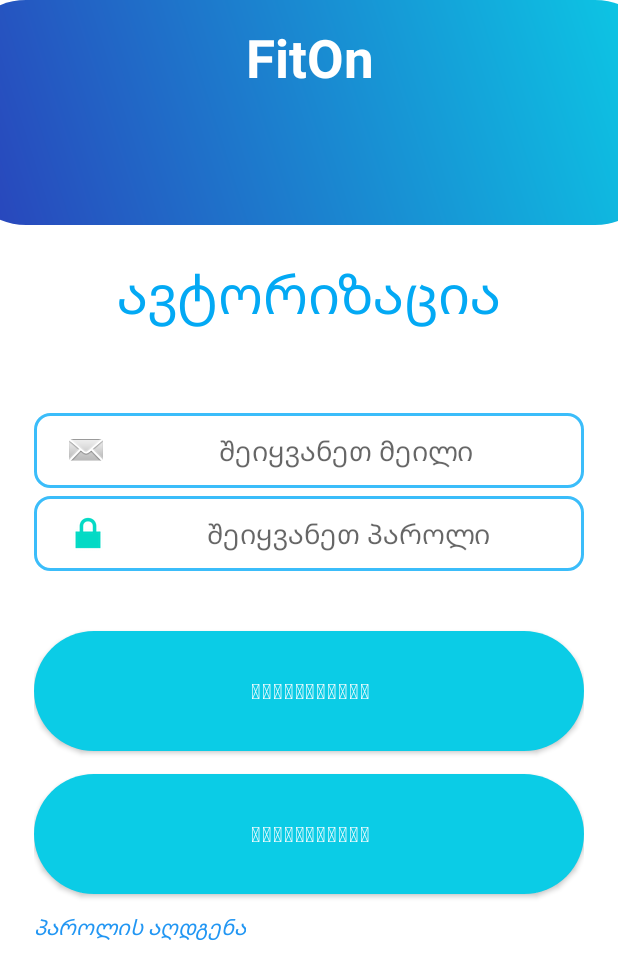
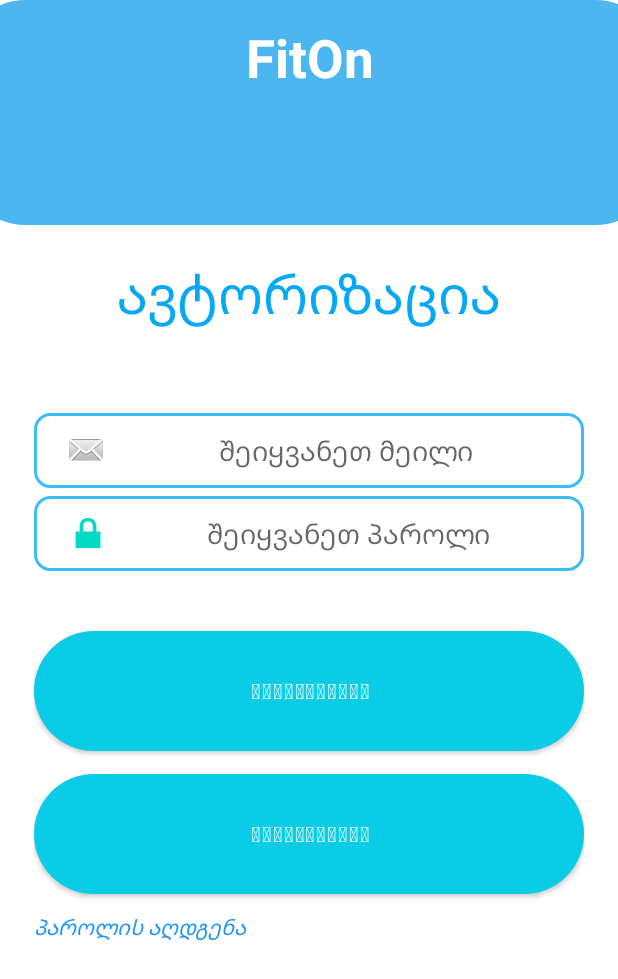
Before and after one commit to Tornike222/Finals, an Android app: the screen it shows after launch (LoginActivity), on a phone screen of 412 x 824 dp. Shown: the top 979 px of the screen. Run offline under Robolectric (Android 15) with nearby library versions, the phone set to English and light mode, and no system bars; our stand-ins replace Firebase (no records; nobody signed in at launch, a user with empty details on screens opened directly), navigation-ui.

Commit message:
wasashlelia esec

```diff
--- a/app/src/main/AndroidManifest.xml
+++ b/app/src/main/AndroidManifest.xml
@@ -12,7 +12,7 @@
         android:supportsRtl="true"
         android:theme="@style/Theme.Final">
         <activity
-            android:name=".MainActivity"
+            android:name=".MainActivity2"
             android:exported="true" />
         <activity
             android:name=".LoginActivity"
--- a/app/src/main/java/com/example/afinal/AuthFragments/LoginFragment.kt
+++ b/app/src/main/java/com/example/afinal/AuthFragments/LoginFragment.kt
@@ -11,8 +11,7 @@ import android.widget.TextView
 import android.widget.Toast
 import androidx.fragment.app.Fragment
 import androidx.navigation.fragment.findNavController
-import com.example.afinal.MainActivity
-import com.example.afinal.R
+import com.example.afinal.MainActivity2
 import com.example.afinal.databinding.FragmentLoginBinding
 import com.google.firebase.auth.FirebaseAuth
 
@@ -87,7 +86,7 @@ class LoginFragment: Fragment() {
                     .addOnCompleteListener{ task ->
                         if (task.isSuccessful){
                             Toast.makeText(activity, "თქვენ წარმატებით გაიარეთ ავტორიზაცია", Toast.LENGTH_LONG).show()
-                            val intent = Intent(activity, MainActivity::class.java)
+                            val intent = Intent(activity, MainActivity2::class.java)
                             startActivity(intent)
                             activity?.finish()
                         }else{
--- a/app/src/main/java/com/example/afinal/MainActivity.kt
+++ b/app/src/main/java/com/example/afinal/MainActivity2.kt
@@ -8,7 +8,7 @@ import androidx.navigation.ui.setupActionBarWithNavController
 import androidx.navigation.ui.setupWithNavController
 import com.google.android.material.bottomnavigation.BottomNavigationView
 
-class MainActivity : AppCompatActivity() {
+class MainActivity2 : AppCompatActivity() {
     override fun onCreate(savedInstanceState: Bundle?) {
         super.onCreate(savedInstanceState)
         setContentView(R.layout.activity_main2)
--- a/app/src/main/res/drawable/buttonstyle.xml
+++ b/app/src/main/res/drawable/buttonstyle.xml
@@ -1,9 +1,6 @@
 <?xml version="1.0" encoding="utf-8"?>
 <shape xmlns:android="http://schemas.android.com/apk/res/android">
-    <gradient android:angle="45"
-        android:startColor="@color/startblue"
-        android:endColor="@color/endblue"
-        />
+    <solid android:color="#4bb6ef" />
     <padding android:top="15dp"
         android:left="15dp"
         android:right="15dp"
--- a/app/src/main/res/layout/activity_main2.xml
+++ b/app/src/main/res/layout/activity_main2.xml
@@ -4,7 +4,7 @@
     xmlns:tools="http://schemas.android.com/tools"
     android:layout_width="match_parent"
     android:layout_height="match_parent"
-    tools:context=".MainActivity">
+    tools:context=".MainActivity2">
 
     <com.google.android.material.bottomnavigation.BottomNavigationView
         android:id="@+id/bottomNavMenu"
```
